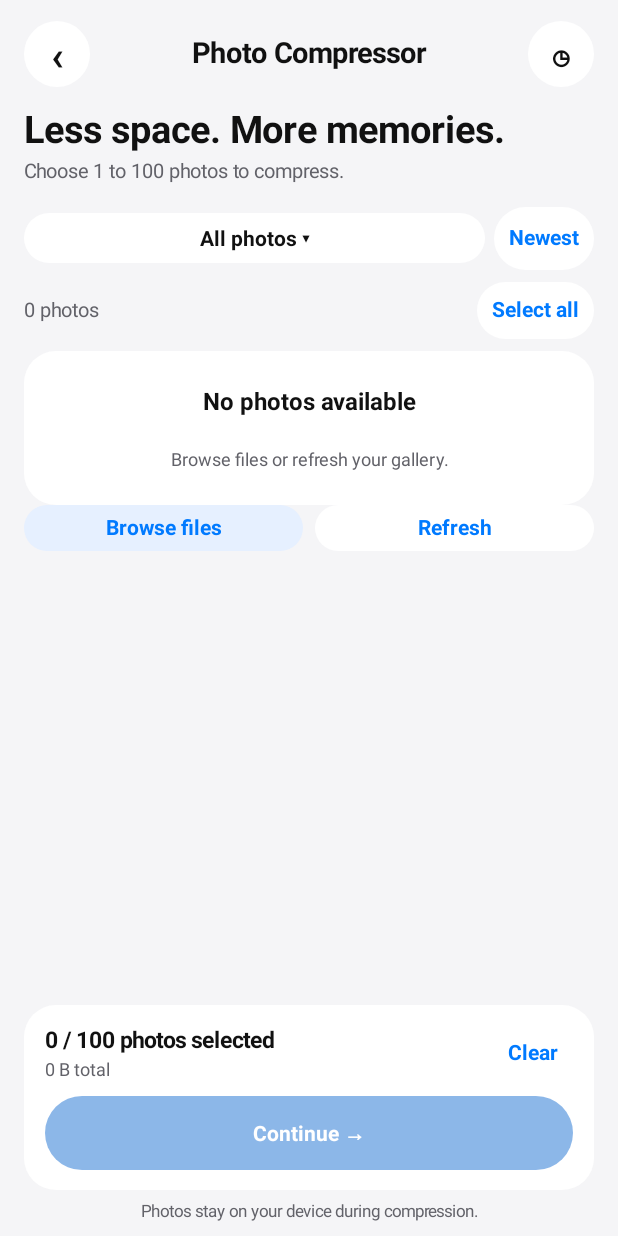
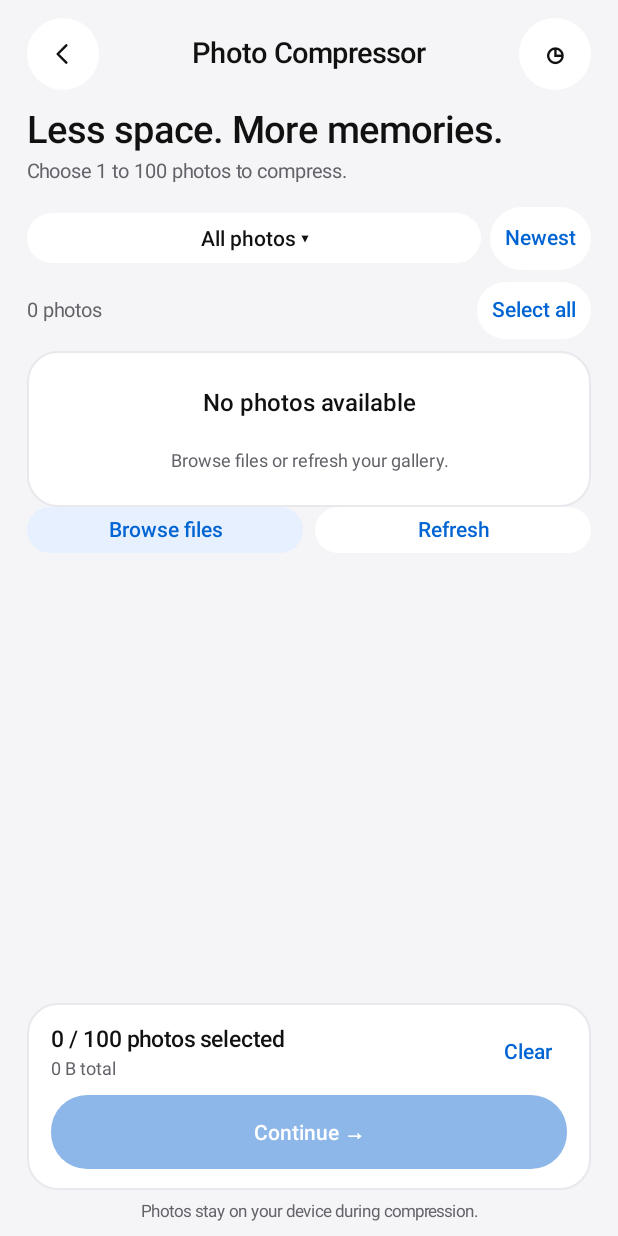
Before and after one commit to helloskyorigin/Clenova, an Android app: the PhotoCompressorActivity screen opened directly, with no data from a screen before it, on a phone screen of 412 x 824 dp. Run offline under Robolectric (Android 15) with nearby library versions, the phone set to English and light mode, and no system bars.

Commit message:
UI sprint 01: shared native design tokens and primitives across eight activities

```diff
--- a/app/src/main/java/com/clenova/app/PhotoCompressorActivity.java
+++ b/app/src/main/java/com/clenova/app/PhotoCompressorActivity.java
@@ -45,8 +45,9 @@ public final class PhotoCompressorActivity extends Activity {
     private Ring ring;
     @Override public void onCreate(Bundle state){
         super.onCreate(state);prefs=new AppPreferences(this);history=new ActivityHistory(this);
-        dark=prefs.appearance().equals("Dark")||(prefs.appearance().equals("System")&&(getResources().getConfiguration().uiMode&Configuration.UI_MODE_NIGHT_MASK)==Configuration.UI_MODE_NIGHT_YES);
-        bg=dark?0xff141416:0xfff5f5f7;card=dark?0xff242426:0xffffffff;ink=dark?0xfff4f4f6:0xff111111;gray=dark?0xffa2a2aa:UiPolish.LIGHT_MUTED;blue=dark?0xff409cff:0xff007aff;pale=dark?0xff19334c:0xffe6f0ff;green=dark?0xff61d883:0xff249d42;red=dark?0xffff6961:0xffe43e35;
+        dark=UiKit.dark(this,prefs.appearance());
+        UiPolish.Palette palette=UiPolish.palette(dark);bg=palette.background;card=palette.card;ink=palette.ink;gray=palette.muted;
+        blue=palette.accent;pale=palette.tint;green=palette.success;red=palette.danger;
         getWindow().setFlags(WindowManager.LayoutParams.FLAG_FULLSCREEN,WindowManager.LayoutParams.FLAG_FULLSCREEN);getWindow().setNavigationBarColor(bg);
         if(Build.VERSION.SDK_INT>=27)getWindow().getDecorView().setSystemUiVisibility(dark?0:View.SYSTEM_UI_FLAG_LIGHT_NAVIGATION_BAR);
         File[] stale=getCacheDir().listFiles((d,n)->n.startsWith("clenova-photo-"));
@@ -57,20 +58,20 @@ public final class PhotoCompressorActivity extends Activity {
     @Override protected void onSaveInstanceState(Bundle b){super.onSaveInstanceState(b);b.putBoolean("trash_pending",trashPending);if(cleanupReceipt!=null)b.putBundle("cleanup_receipt",cleanupReceipt.save());}
     private int dp(float n){return Math.round(n*getResources().getDisplayMetrics().density);}
     private String tr(String s){return AppStrings.translate(prefs.language(),s);}
-    private GradientDrawable shape(int color,int radius){GradientDrawable d=new GradientDrawable();d.setColor(color);d.setCornerRadius(dp(radius));return d;}
+    private GradientDrawable shape(int color,int radius){return UiKit.shape(this,color,radius);}
     private LinearLayout col(){LinearLayout l=new LinearLayout(this);l.setOrientation(LinearLayout.VERTICAL);return l;}
     private LinearLayout row(){LinearLayout l=new LinearLayout(this);l.setGravity(Gravity.CENTER_VERTICAL);return l;}
     private void add(LinearLayout p,View v,int w,int h){p.addView(v,new LinearLayout.LayoutParams(w,h));}
     private void weight(LinearLayout p,View v){p.addView(v,new LinearLayout.LayoutParams(0,-2,1));}
     private void gap(LinearLayout p,int n){add(p,new View(this),dp(n),dp(n));}
-    private TextView text(String s,int size,int tint,boolean bold){TextView t=new TextView(this);t.setText(tr(s));t.setTextSize(size);t.setTextColor(tint);t.setIncludeFontPadding(false);t.setTypeface(Typeface.create("sans-serif",bold?Typeface.BOLD:Typeface.NORMAL));return t;}
+    private TextView text(String s,int size,int tint,boolean bold){TextView t=new TextView(this);t.setText(tr(s));UiKit.typography(t,size,tint,bold?600:400);return t;}
     private TextView center(String s,int size,int tint,boolean bold){TextView t=text(s,size,tint,bold);t.setGravity(Gravity.CENTER);return t;}
-    private TextView button(String s,int tint,int fill,Runnable action){TextView t=center(s,14,tint,true);t.setBackground(shape(UiPolish.buttonFill(fill,tint),26));t.setPadding(dp(10),dp(7),dp(10),dp(7));t.setFocusable(true);t.setClickable(true);t.setOnClickListener(v->{if(!destroyed)action.run();});return t;}
-    private LinearLayout block(){LinearLayout l=col();l.setBackground(shape(card,21));l.setPadding(dp(14),dp(13),dp(14),dp(13));return l;}
-    private LinearLayout root(){LinearLayout l=col();l.setBackgroundColor(bg);l.setPadding(dp(16),dp(10),dp(16),dp(10));return l;}
+    private TextView button(String s,int tint,int fill,Runnable action){TextView t=center(s,14,tint,true);UiKit.buttonSurface(t,fill,tint,dark);t.setPadding(dp(10),dp(7),dp(10),dp(7));t.setFocusable(true);t.setClickable(true);t.setOnClickListener(v->{if(!destroyed)action.run();});return t;}
+    private LinearLayout block(){LinearLayout l=col();l.setBackground(UiKit.card(this,dark));l.setPadding(dp(UiPolish.CARD_PAD_X),dp(UiPolish.CARD_PAD_Y),dp(UiPolish.CARD_PAD_X),dp(UiPolish.CARD_PAD_Y));return l;}
+    private LinearLayout root(){LinearLayout l=col();l.setBackgroundColor(bg);l.setPadding(dp(UiKit.gutter(this)),dp(10),dp(UiKit.gutter(this)),dp(10));return l;}
     private LinearLayout body(LinearLayout l){ScrollView scroll=new ScrollView(this);scroll.setVerticalScrollBarEnabled(false);scroll.setOverScrollMode(View.OVER_SCROLL_NEVER);LinearLayout b=col();scroll.addView(b,new ScrollView.LayoutParams(-1,-2));l.addView(scroll,new LinearLayout.LayoutParams(-1,0,1));return b;}
-    private void header(LinearLayout l,String title,boolean past){LinearLayout h=row();TextView back=button("‹",ink,card,this::onBackPressed);back.setTextSize(27);back.setContentDescription("Back");add(h,back,dp(44),dp(44));gap(h,8);weight(h,center(title,19,ink,true));gap(h,8);
-        if(past){TextView b=button("◷",ink,card,this::showHistory);b.setTextSize(24);b.setContentDescription("Photo compression history");add(h,b,dp(44),dp(44));}else add(h,new View(this),dp(44),dp(44));add(l,h,-1,dp(52));gap(l,10);}
+    private void header(LinearLayout l,String title,boolean past){LinearLayout h=row();TextView backAction=button("‹",ink,card,this::onBackPressed);android.widget.ImageButton back=UiKit.headerIcon(this,"back",tr("Back"),ink,dark,()->backAction.performClick());add(h,back,dp(UiPolish.ICON_TARGET),dp(UiPolish.ICON_TARGET));gap(h,8);weight(h,center(title,19,ink,true));gap(h,8);
+        if(past){TextView b=button("◷",ink,card,this::showHistory);b.setTextSize(24);b.setContentDescription("Photo compression history");add(h,b,dp(UiPolish.ICON_TARGET),dp(UiPolish.ICON_TARGET));}else add(h,new View(this),dp(UiPolish.ICON_TARGET),dp(UiPolish.ICON_TARGET));add(l,h,-1,dp(52));gap(l,10);}
     private void primary(LinearLayout l,String s,Runnable r){gap(l,10);add(l,button(s,0xffffffff,blue,r),-1,dp(51));}
     private void foot(LinearLayout l,String s){gap(l,8);add(l,center(s,11,gray,false),-1,-2);}
     private AlertDialog.Builder dialog(){return new AlertDialog.Builder(this,dark?android.R.style.Theme_Material_Dialog_Alert:android.R.style.Theme_Material_Light_Dialog_Alert);}
--- /dev/null
+++ b/app/src/main/java/com/clenova/app/UiKit.java
@@ -0,0 +1,76 @@
+package com.clenova.app;
+
+import android.content.Context;
+import android.content.res.ColorStateList;
+import android.content.res.Configuration;
+import android.graphics.Canvas;
+import android.graphics.ColorFilter;
+import android.graphics.Paint;
+import android.graphics.Path;
+import android.graphics.PixelFormat;
+import android.graphics.Typeface;
+import android.graphics.drawable.Drawable;
+import android.graphics.drawable.GradientDrawable;
+import android.graphics.drawable.RippleDrawable;
+import android.os.Build;
+import android.view.View;
+import android.widget.ImageButton;
+import android.widget.TextView;
+
+/** Native shared primitives. No feature state, navigation or device operations. */
+final class UiKit {
+    static int dp(Context c,float value){return Math.round(value*c.getResources().getDisplayMetrics().density);}
+    static boolean dark(Context c,String preference){
+        return UiPolish.dark(preference,(c.getResources().getConfiguration().uiMode&Configuration.UI_MODE_NIGHT_MASK)==Configuration.UI_MODE_NIGHT_YES);
+    }
+    static int gutter(Context c){return UiPolish.gutter(c.getResources().getConfiguration().screenWidthDp);}
+    static GradientDrawable shape(Context c,int color,float radius){
+        GradientDrawable d=new GradientDrawable();d.setColor(color);d.setCornerRadius(dp(c,radius));return d;
+    }
+    static GradientDrawable card(Context c,boolean dark){
+        UiPolish.Palette p=UiPolish.palette(dark);
+        GradientDrawable d=shape(c,p.card,UiPolish.CARD_RADIUS);d.setStroke(dp(c,1),p.border);return d;
+    }
+    static RippleDrawable ripple(Context c,int fill,float radius,boolean dark){
+        return new RippleDrawable(ColorStateList.valueOf(UiPolish.palette(dark).ripple),shape(c,fill,radius),shape(c,0xffffffff,radius));
+    }
+    static Typeface font(int weight){
+        int w=UiPolish.fontWeight(weight);
+        if(Build.VERSION.SDK_INT>=28)return Typeface.create(Typeface.DEFAULT,w,false);
+        return Typeface.create(w>=600?"sans-serif-medium":w>=500?"sans-serif-medium":"sans-serif",w>=700?Typeface.BOLD:Typeface.NORMAL);
+    }
+    static void typography(TextView t,float size,int color,int weight){
+        t.setTextSize(size);t.setTextColor(color);t.setTypeface(font(weight));t.setIncludeFontPadding(false);
+    }
+    static void buttonSurface(TextView t,int fill,int textColor,boolean dark){
+        t.setBackground(ripple(t.getContext(),UiPolish.buttonFill(fill,textColor),UiPolish.BUTTON_RADIUS,dark));
+        t.setClickable(true);t.setFocusable(true);
+    }
+    static ImageButton headerIcon(Context c,String kind,String description,int tint,boolean dark,Runnable action){
+        ImageButton v=new ImageButton(c);v.setImageDrawable(new LineIcon(c,kind,tint));
+        int pad=dp(c,(UiPolish.ICON_TARGET-UiPolish.ICON_SIZE)/2f);
+        v.setPadding(pad,pad,pad,pad);v.setScaleType(android.widget.ImageView.ScaleType.CENTER_INSIDE);
+        v.setBackground(ripple(c,UiPolish.palette(dark).card,UiPolish.ICON_TARGET/2f,dark));
+        v.setContentDescription(description);v.setClickable(true);v.setFocusable(true);v.setOnClickListener(w->action.run());return v;
+    }
+    private static final class LineIcon extends Drawable{
+        private final Paint paint=new Paint(Paint.ANTI_ALIAS_FLAG);private final String kind;private final int size;
+        LineIcon(Context c,String kind,int tint){this.kind=kind;size=dp(c,UiPolish.ICON_SIZE);paint.setColor(tint);paint.setStyle(Paint.Style.STROKE);paint.setStrokeWidth(1.85f);paint.setStrokeCap(Paint.Cap.ROUND);paint.setStrokeJoin(Paint.Join.ROUND);}
+        @Override public int getIntrinsicWidth(){return size;}
+        @Override public int getIntrinsicHeight(){return size;}
+        private void line(Canvas c,float... pts){Path p=new Path();p.moveTo(pts[0],pts[1]);for(int i=2;i<pts.length;i+=2)p.lineTo(pts[i],pts[i+1]);c.drawPath(p,paint);}
+        @Override public void draw(Canvas c){c.save();c.translate(getBounds().left,getBounds().top);c.scale(getBounds().width()/24f,getBounds().height()/24f);
+            switch(kind){
+                case "back":line(c,14.5f,5.5f,8,12,14.5f,18.5f);break;
+                case "history":c.drawCircle(12,12,8.5f,paint);line(c,12,7,12,12,15.5f,14);break;
+                case "refresh":c.drawArc(4,4,20,20,-65,285,false,paint);line(c,20,4,20,10,14,10);break;
+                case "undo":line(c,8,4,3.5f,9,8,14);c.drawArc(4,9,21,21,-90,180,false,paint);break;
+                default:c.drawCircle(12,12,8.5f,paint);line(c,12,11,12,16.5f);c.drawPoint(12,7.5f,paint);break;
+            }c.restore();
+        }
+        @Override public void setAlpha(int alpha){paint.setAlpha(alpha);invalidateSelf();}
+        @Override public void setColorFilter(ColorFilter f){paint.setColorFilter(f);invalidateSelf();}
+        @Override public int getOpacity(){return PixelFormat.TRANSLUCENT;}
+    }
+    private UiKit(){}
+}
--- a/app/src/main/java/com/clenova/app/UiPolish.java
+++ b/app/src/main/java/com/clenova/app/UiPolish.java
@@ -1,11 +1,39 @@
 package com.clenova.app;
 
-/** Shared readable palette; preserve the electric-blue accent while darkening filled CTAs. */
+/** Pure design tokens shared by native screens. Brand blue stays distinct from readable action colors. */
 final class UiPolish {
+    static final int BRAND_BLUE=0xff007aff, CTA_BLUE=0xff0060ce;
     static final int LIGHT_MUTED=0xff626269;
-    static final int CTA_BLUE=0xff0060ce;
-    static int actionFill(int fill){return fill==0xff007aff||fill==0xff409cff?CTA_BLUE:fill;}
+    static final int CARD_RADIUS=20, BUTTON_RADIUS=24, CARD_PAD_X=16, CARD_PAD_Y=14;
+    static final int ICON_TARGET=48, ICON_SIZE=22, HEADER_HEIGHT=56, HEADER_GAP=8;
+    static final int FAST_MOTION_MS=140, STANDARD_MOTION_MS=220;
+    static final class Palette {
+        final int background,card,ink,muted,accent,tint,success,danger,divider,border,ripple;
+        Palette(boolean dark){
+            background=dark?0xff141416:0xfff5f5f7;
+            card=dark?0xff242426:0xffffffff;
+            ink=dark?0xfff4f4f6:0xff111111;
+            muted=dark?0xffa2a2aa:LIGHT_MUTED;
+            accent=dark?0xff409cff:0xff0064d2;
+            tint=dark?0xff19334c:0xffe6f0ff;
+            success=dark?0xff61d883:0xff187344;
+            danger=dark?0xffff8078:0xffb82d28;
+            divider=dark?0xff38383c:0xffe5e5ea;
+            border=dark?0xff343438:0xffe8e8ed;
+            ripple=dark?0x26ffffff:0x19000000;
+        }
+    }
+    static final Palette LIGHT=new Palette(false), DARK=new Palette(true);
+    static Palette palette(boolean dark){return dark?DARK:LIGHT;}
+    static boolean dark(String preference,boolean systemDark){return "Dark".equals(preference)||("System".equals(preference)&&systemDark);}
+    static int gutter(int widthDp){return widthDp>=600?24:widthDp<360?16:18;}
+    static int actionFill(int fill){
+        if(fill==BRAND_BLUE||fill==LIGHT.accent||fill==DARK.accent)return CTA_BLUE;
+        if(fill==0xffe43e35||fill==0xffff453a||fill==0xffff6961||fill==DARK.danger||fill==0xffd92d20)return LIGHT.danger;
+        return fill;
+    }
     static int buttonFill(int fill,int text){return text==0xffffffff?actionFill(fill):fill;}
+    static int fontWeight(int value){return Math.max(400,Math.min(700,((value+50)/100)*100));}
     static double luminance(int color){
         return .2126*linear((color>>>16)&255)+.7152*linear((color>>>8)&255)+.0722*linear(color&255);
     }
```
Also changed, not shown: app/src/main/java/com/clenova/app/AppManagerActivity.java (+10 -9 lines), app/src/main/java/com/clenova/app/ContactsCleanerActivity.java (+11 -11 lines), app/src/main/java/com/clenova/app/InternetSpeedActivity.java (+11 -10 lines), app/src/main/java/com/clenova/app/MainActivity.java (+9 -19 lines), app/src/main/java/com/clenova/app/SpeakerCleanerActivity.java (+10 -9 lines), app/src/main/java/com/clenova/app/SwipePhotosActivity.java (+9 -9 lines), app/src/main/java/com/clenova/app/VideoCompressorActivity.java (+11 -11 lines), 1 other file.
